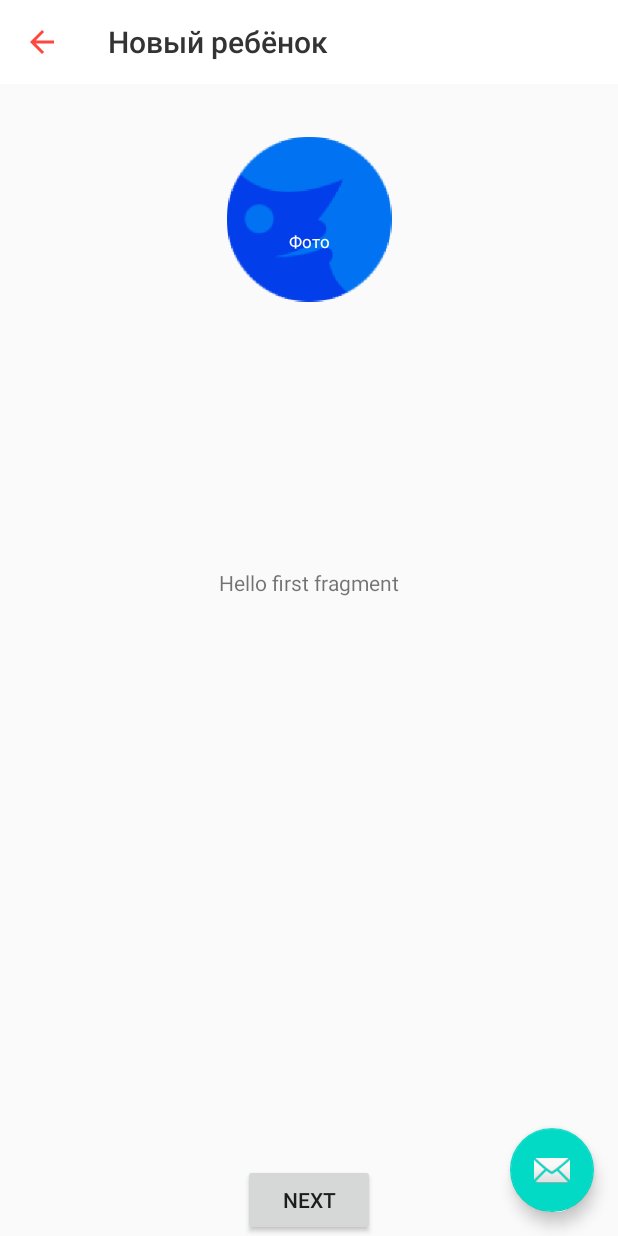
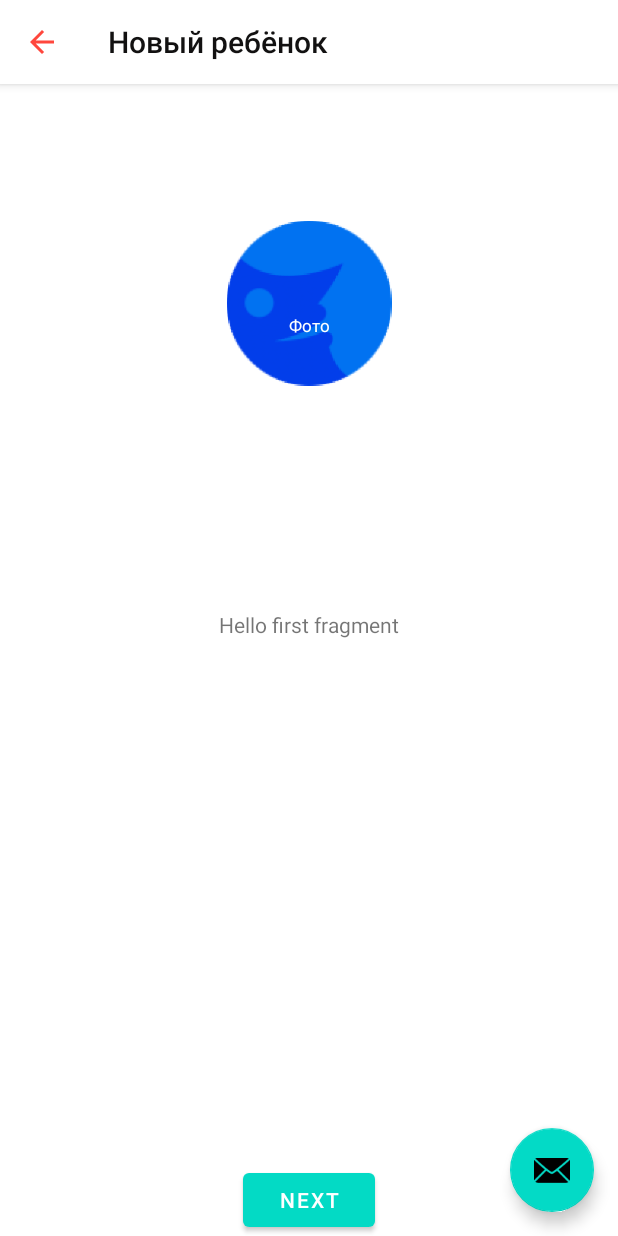
Before and after one commit to NurseyitTursunkulov/TestRussiaIvan, an Android app: the screen it shows after launch (MainActivity), on a phone screen of 412 x 824 dp. Run offline under Robolectric (Android 15) with nearby library versions, the phone set to English and light mode, and no system bars.

Commit message:
bug with title repaired

```diff
--- a/app/src/main/java/com/example/testrussiaivan/MainActivity.kt
+++ b/app/src/main/java/com/example/testrussiaivan/MainActivity.kt
@@ -14,7 +14,7 @@ class MainActivity : AppCompatActivity() {
         super.onCreate(savedInstanceState)
         setContentView(R.layout.activity_main)
         setSupportActionBar(toolbar)
-
+        supportActionBar?.setDisplayShowTitleEnabled(true);
         supportActionBar?.title = getString(R.string.page_title)
 
         fab.setOnClickListener { view ->
@@ -29,15 +29,6 @@ class MainActivity : AppCompatActivity() {
         return true
     }
 
-    override fun onOptionsItemSelected(item: MenuItem): Boolean {
-        // Handle action bar item clicks here. The action bar will
-        // automatically handle clicks on the Home/Up button, so long
-        // as you specify a parent activity in AndroidManifest.xml.
-        return when (item.itemId) {
-            R.id.action_settings -> true
-            else -> super.onOptionsItemSelected(item)
-        }
-    }
     override fun onSupportNavigateUp(): Boolean {
         onBackPressed()
         return true
--- a/app/src/main/res/layout/activity_main.xml
+++ b/app/src/main/res/layout/activity_main.xml
@@ -6,17 +6,16 @@
     android:layout_height="match_parent"
     tools:context=".MainActivity">
 
-    <androidx.constraintlayout.widget.ConstraintLayout
-        android:layout_width="match_parent"
-        android:layout_height="wrap_content">
 
         <com.google.android.material.appbar.AppBarLayout
             android:layout_width="match_parent"
-            android:layout_height="wrap_content"
+            android:layout_height="?attr/actionBarSize"
             android:theme="@style/AppTheme.AppBarOverlay"
             app:layout_constraintBottom_toBottomOf="parent"
             app:layout_constraintEnd_toEndOf="parent"
             app:layout_constraintHorizontal_bias="0.5"
+            android:elevation="4dp"
+            android:layout_marginBottom="4dp"
             app:layout_constraintStart_toStartOf="parent"
             app:layout_constraintTop_toTopOf="parent">
 
@@ -28,11 +27,12 @@
                 android:background="@android:color/white"
                 android:minHeight="?attr/actionBarSize"
                 app:navigationIcon="@drawable/ic_back"
-                app:popupTheme="@style/AppTheme.PopupOverlay"
+                android:theme="@style/ThemeOverlay.MyApp.ActionBar"
+                app:popupTheme="@style/ThemeOverlay.AppCompat.Light"
+                style="@style/Widget.MyApp.Toolbar.Solid"
                 app:titleTextAppearance="@style/Toolbar.TitleText" />
 
         </com.google.android.material.appbar.AppBarLayout>
-    </androidx.constraintlayout.widget.ConstraintLayout>
 
 
     <include layout="@layout/content_main" />
--- a/app/src/main/res/menu/menu_main.xml
+++ b/app/src/main/res/menu/menu_main.xml
@@ -2,9 +2,5 @@
     xmlns:app="http://schemas.android.com/apk/res-auto"
     xmlns:tools="http://schemas.android.com/tools"
     tools:context="com.example.testrussiaivan.MainActivity">
-    <item
-        android:id="@+id/action_settings"
-        android:orderInCategory="100"
-        android:title="@string/action_settings"
-        app:showAsAction="never" />
+
 </menu>
--- a/app/src/main/res/values/colors.xml
+++ b/app/src/main/res/values/colors.xml
@@ -1,8 +1,11 @@
 <?xml version="1.0" encoding="utf-8"?>
 <resources>
-    <color name="colorPrimary">#00000000</color>
+    <color name="colorPrimary">#03DAC5</color>
     <color name="colorPrimaryDark">#1A4C646F</color>
     <color name="colorAccent">#03DAC5</color>
     <color name="white">#FFFFFF</color>
+    <color name="test">#9A0909</color>
     <color name="colorTitle">#333333</color>
+    <color name="toolbar_title_color">#333333</color>
+    <color name="actionbar_title_text">#121111</color>
 </resources>
--- a/app/src/main/res/values/strings.xml
+++ b/app/src/main/res/values/strings.xml
@@ -10,4 +10,5 @@
     <string name="hello_first_fragment">Hello first fragment</string>
     <string name="hello_second_fragment">Hello second fragment. Arg: %1$s</string>
     <string name="page_title"> Новый ребёнок</string>
+    <string name="label">Имя ребёнка</string>
 </resources>
--- a/app/src/main/res/values/styles.xml
+++ b/app/src/main/res/values/styles.xml
@@ -1,6 +1,6 @@
 <resources xmlns:tools="http://schemas.android.com/tools">
     <!-- Base application theme. -->
-    <style name="AppTheme" parent="Theme.AppCompat.Light.DarkActionBar">
+    <style name="AppTheme" parent="Theme.MaterialComponents.Light.NoActionBar">
         <!-- Customize your theme here. -->
         <item name="colorPrimary">@color/colorPrimary</item>
         <item name="colorPrimaryDark">@color/colorPrimaryDark</item>
@@ -19,7 +19,7 @@
     <style name="Toolbar.TitleText" parent="TextAppearance.Widget.AppCompat.Toolbar.Title">
                 <item name="android:textSize">20sp</item>
                 <item name="android:textColor">
-                    #333333
+                    #9A0909
                 </item>
         <item name="android:text">adkfjljasdkf</item>
     </style>
@@ -52,4 +52,15 @@
         </item>
 
     </style>
+
+    <style name="Widget.MyApp.Toolbar.Solid" parent="Widget.AppCompat.ActionBar">
+        <item name="android:background">@color/toolbar_title_color</item>
+        <item name="android:elevation" tools:ignore="NewApi">4dp</item>
+    </style>
+
+    <style name="ThemeOverlay.MyApp.ActionBar" parent="ThemeOverlay.MaterialComponents.ActionBar">
+        <!-- Parent theme sets colorControlNormal to textColorPrimary. -->
+        <item name="android:textColorPrimary">@color/actionbar_title_text</item>
+    </style>
+
 </resources>
```
